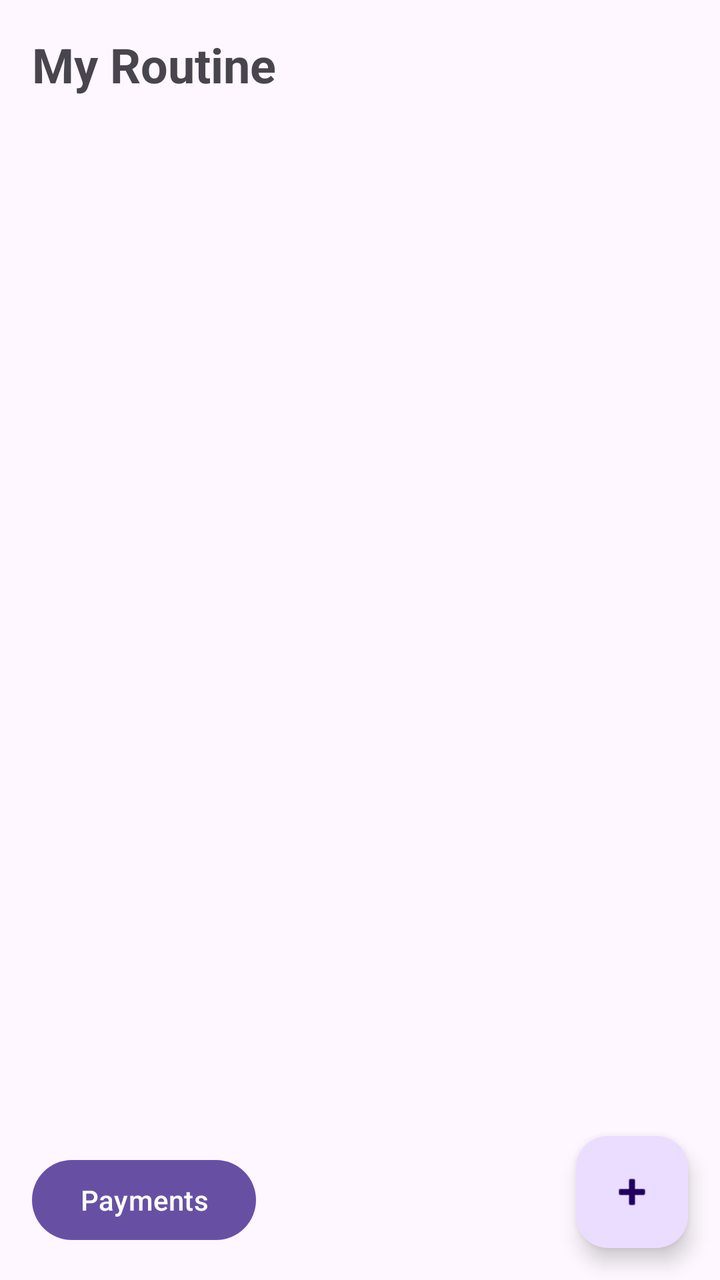
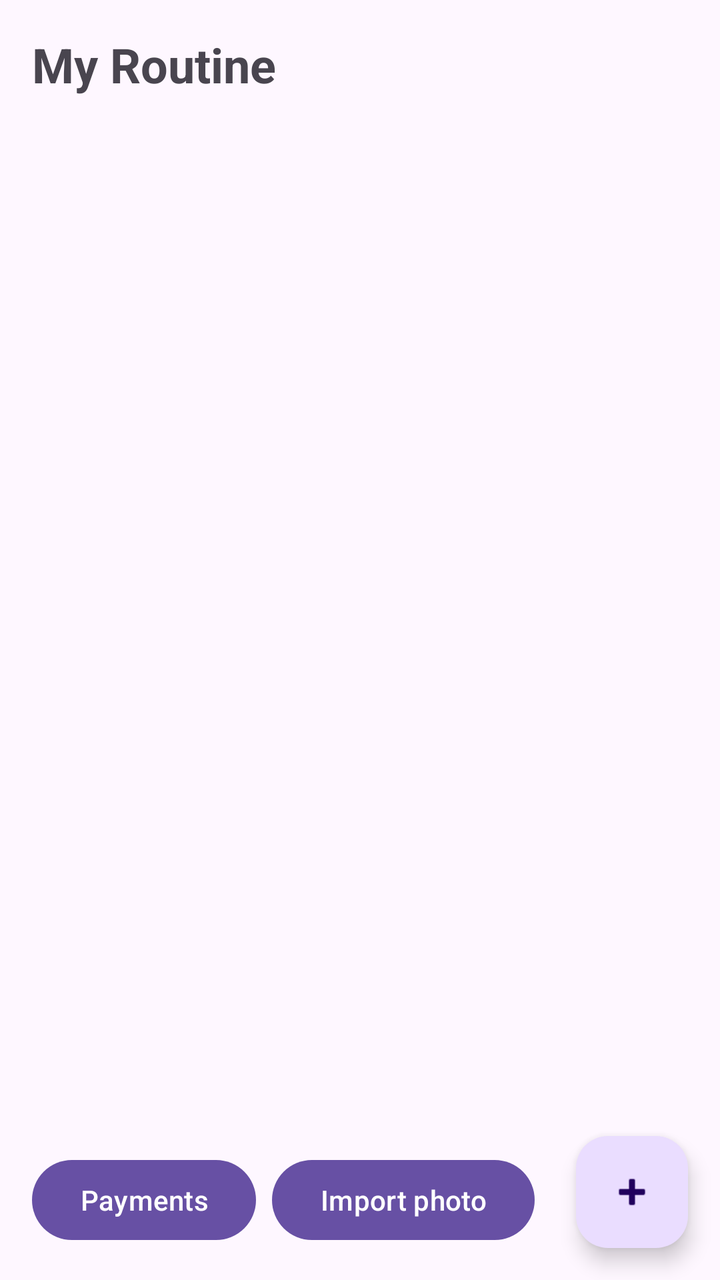

Two renders of the same Android screen: before a commit and after it. Below are the layout's source before the change and the commit's diff.
<!-- AndroidManifest.xml: application theme Theme.Fluxora -->
<!-- res/layout/activity_main.xml -->
<?xml version="1.0" encoding="utf-8"?>
<androidx.constraintlayout.widget.ConstraintLayout
    xmlns:android="http://schemas.android.com/apk/res/android"
    xmlns:app="http://schemas.android.com/apk/res-auto"
    android:id="@+id/main"
    android:layout_width="match_parent"
    android:layout_height="match_parent">

    <TextView
        android:id="@+id/tvHeader"
        android:layout_width="0dp"
        android:layout_height="wrap_content"
        android:padding="16dp"
        android:text="My Routine"
        android:textSize="24sp"
        android:textStyle="bold"
        app:layout_constraintTop_toTopOf="parent"
        app:layout_constraintStart_toStartOf="parent"
        app:layout_constraintEnd_toEndOf="parent" />

    <androidx.recyclerview.widget.RecyclerView
        android:id="@+id/rvEvents"
        android:layout_width="0dp"
        android:layout_height="0dp"
        app:layout_constraintTop_toBottomOf="@id/tvHeader"
        app:layout_constraintBottom_toBottomOf="parent"
        app:layout_constraintStart_toStartOf="parent"
        app:layout_constraintEnd_toEndOf="parent" />

    <com.google.android.material.floatingactionbutton.FloatingActionButton
        android:id="@+id/fabAdd"
        android:layout_width="wrap_content"
        android:layout_height="wrap_content"
        android:layout_margin="16dp"
        android:src="@android:drawable/ic_input_add"
        app:layout_constraintBottom_toBottomOf="parent"
        app:layout_constraintEnd_toEndOf="parent" />
    <Button
        android:id="@+id/btnPayments"
        android:layout_width="wrap_content"
        android:layout_height="wrap_content"
        android:layout_margin="16dp"
        android:text="Payments"
        app:layout_constraintBottom_toBottomOf="parent"
        app:layout_constraintStart_toStartOf="parent" />
</androidx.constraintlayout.widget.ConstraintLayout>
<!-- resources referenced by this layout -->
<resources>
  <style name="Theme.Fluxora" parent="Base.Theme.Fluxora" />
  <style name="Base.Theme.Fluxora" parent="Theme.Material3.DayNight.NoActionBar">
          
          
      </style>
</resources>

<!-- the commit's change to res/layout/activity_main.xml (unified diff, before → after) -->
@@ -43,4 +43,13 @@
         android:text="Payments"
         app:layout_constraintBottom_toBottomOf="parent"
         app:layout_constraintStart_toStartOf="parent" />
+    <Button
+        android:id="@+id/btnImport"
+        android:layout_width="wrap_content"
+        android:layout_height="wrap_content"
+        android:layout_marginBottom="16dp"
+        android:layout_marginStart="8dp"
+        android:text="Import photo"
+        app:layout_constraintBottom_toBottomOf="parent"
+        app:layout_constraintStart_toEndOf="@id/btnPayments" />
 </androidx.constraintlayout.widget.ConstraintLayout>
